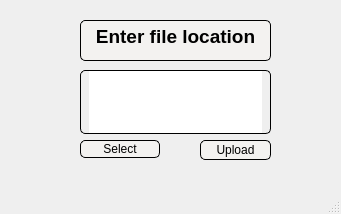
Before: the Qt Designer form UploadWindow.ui in LorenzoTarricone/TranscriptomiC, drawn with Qt 5.
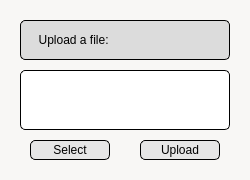
After: the same form once the commit is applied.

Diff of the .ui file:
```diff
--- a/UploadWindow.ui
+++ b/UploadWindow.ui
@@ -6,68 +6,46 @@
    <rect>
     <x>0</x>
     <y>0</y>
-    <width>341</width>
-    <height>214</height>
+    <width>250</width>
+    <height>180</height>
    </rect>
   </property>
   <property name="windowTitle">
-   <string>MainWindow</string>
+   <string>Upload</string>
+  </property>
+  <property name="styleSheet">
+   <string notr="true">background-color: rgb(248,247,245);</string>
   </property>
   <widget class="QWidget" name="centralwidget">
    <widget class="QPlainTextEdit" name="plainTextEdit">
     <property name="geometry">
      <rect>
-      <x>80</x>
+      <x>20</x>
       <y>70</y>
-      <width>191</width>
-      <height>64</height>
+      <width>210</width>
+      <height>60</height>
      </rect>
     </property>
     <property name="styleSheet">
-     <string notr="true">border: 1px solid black ;
-border-radius: 5px;
-padding: 0 8px;
-</string>
-    </property>
-   </widget>
-   <widget class="QTextEdit" name="textEdit">
-    <property name="geometry">
-     <rect>
-      <x>80</x>
-      <y>20</y>
-      <width>191</width>
-      <height>41</height>
-     </rect>
-    </property>
-    <property name="styleSheet">
-     <string notr="true">background-color: rgb(243,242,240);
+     <string notr="true">background-color: rgb(255,255,255);
 border: 1px solid black ;
 border-radius: 5px;
 padding: 0 8px;
-</string>
-    </property>
-    <property name="html">
-     <string>&lt;!DOCTYPE HTML PUBLIC &quot;-//W3C//DTD HTML 4.0//EN&quot; &quot;http://www.w3.org/TR/REC-html40/strict.dtd&quot;&gt;
-&lt;html&gt;&lt;head&gt;&lt;meta name=&quot;qrichtext&quot; content=&quot;1&quot; /&gt;&lt;meta charset=&quot;utf-8&quot; /&gt;&lt;style type=&quot;text/css&quot;&gt;
-p, li { white-space: pre-wrap; }
-hr { height: 1px; border-width: 0; }
-li.unchecked::marker { content: &quot;\2610&quot;; }
-li.checked::marker { content: &quot;\2612&quot;; }
-&lt;/style&gt;&lt;/head&gt;&lt;body style=&quot; font-family:'Segoe UI'; font-size:9pt; font-weight:400; font-style:normal;&quot;&gt;
-&lt;p align=&quot;center&quot; style=&quot; margin-top:0px; margin-bottom:0px; margin-left:0px; margin-right:0px; -qt-block-indent:0; text-indent:0px;&quot;&gt;&lt;span style=&quot; font-size:14pt; font-weight:700;&quot;&gt;Enter file location&lt;/span&gt;&lt;/p&gt;&lt;/body&gt;&lt;/html&gt;</string>
+color: rgb(0,0,0);</string>
     </property>
    </widget>
    <widget class="QPushButton" name="UploadButton">
     <property name="geometry">
      <rect>
-      <x>200</x>
+      <x>140</x>
       <y>140</y>
-      <width>71</width>
+      <width>80</width>
       <height>20</height>
      </rect>
     </property>
     <property name="styleSheet">
-     <string notr="true">background-color: rgb(243,242,240);
+     <string notr="true">background-color: rgb(230,230,230);
+color: rgb(0,0,0);
 border: 1px solid black ;
 border-radius: 5px;
 padding: 0 8px;
@@ -80,14 +58,27 @@
    <widget class="QPushButton" name="SelectButton">
     <property name="geometry">
      <rect>
-      <x>80</x>
+      <x>30</x>
       <y>140</y>
       <width>80</width>
-      <height>18</height>
+      <height>20</height>
      </rect>
     </property>
+    <property name="minimumSize">
+     <size>
+      <width>80</width>
+      <height>20</height>
+     </size>
+    </property>
+    <property name="maximumSize">
+     <size>
+      <width>80</width>
+      <height>20</height>
+     </size>
+    </property>
     <property name="styleSheet">
-     <string notr="true">background-color: rgb(243,242,240);
+     <string notr="true">background-color: rgb(230,230,230);
+color: rgb(0,0,0);
 border: 1px solid black ;
 border-radius: 5px;
 padding: 0 8px;
@@ -97,18 +88,29 @@
      <string>Select</string>
     </property>
    </widget>
+   <widget class="QLabel" name="label">
+    <property name="geometry">
+     <rect>
+      <x>20</x>
+      <y>20</y>
+      <width>210</width>
+      <height>40</height>
+     </rect>
+    </property>
+    <property name="styleSheet">
+     <string notr="true">background-color: rgb(220,220,220);
+border: 1px solid black ;
+border-radius: 5px;
+padding: 0 8px;
+color: rgb(0,0,0);
+
+font: 700 14pt &quot;Segoe UI&quot;;</string>
+    </property>
+    <property name="text">
+     <string>  Upload a file: </string>
+    </property>
+   </widget>
   </widget>
-  <widget class="QMenuBar" name="menubar">
-   <property name="geometry">
-    <rect>
-     <x>0</x>
-     <y>0</y>
-     <width>341</width>
-     <height>32</height>
-    </rect>
-   </property>
-  </widget>
-  <widget class="QStatusBar" name="statusbar"/>
  </widget>
  <resources/>
  <connections/>
```
